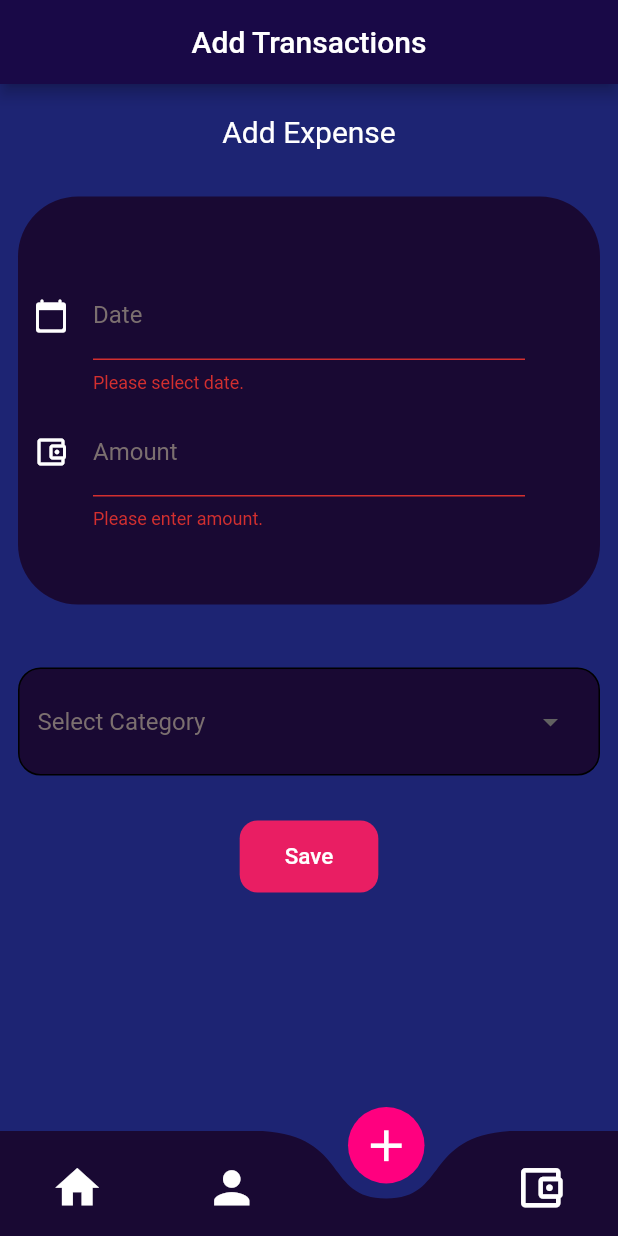
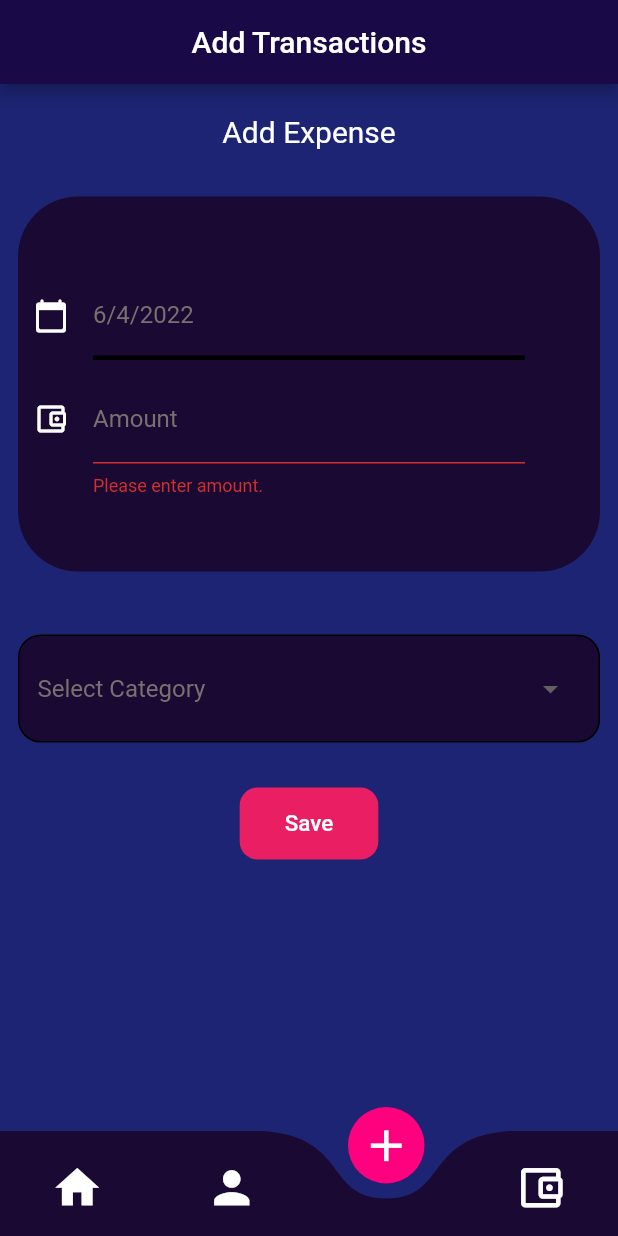
Before and after one commit to Grumppie/Hiyo, a Flutter app: the screen it shows after launch, item 3 of the bottom bar chosen, after a tap on "Save", on a phone screen of 412 x 824 dp. Run offline on Flutter 3.47's test engine with Material 2 defaults, Android fonts, the phone set to English and light mode, and no system bars; drawn by our look-alikes of curved_navigation_bar; our stand-ins replace pie_chart; network calls fail.

Commit message:
add expense feature fixed and date picker added

```diff
--- a/lib/Providers/expense_provider.dart
+++ b/lib/Providers/expense_provider.dart
@@ -1,29 +1,40 @@
 import 'package:flutter/material.dart';
 import 'package:hiyo/widget.expense.dart';
 
-class MainExpenseList with ChangeNotifier{
+class MainExpenseList with ChangeNotifier {
   List <Widget>_expense = [
   ];
-
+  num expenses = 0;
   int currentPageIndex = 0;
 
-  List <Widget>getList(){
+  List <Widget> getList() {
     return _expense;
   }
 
-  int getPageIndex(){
+  int getPageIndex() {
     return currentPageIndex;
   }
 
-  void changePageIndex(int newIndex){
+  num getRemaining(){
+    return expenses;
+  }
+
+  void changePageIndex(int newIndex) {
     currentPageIndex = newIndex;
     notifyListeners();
   }
 
-  void addExpenses({date,amount,category}){
+  void addExpenses({date, amount, category}) {
     _expense.add(
-      Expense(date: date,amount: amount,category: category,title: date,subtitle: amount,)
+        Expense(date: date,
+          amount: amount,
+          category: category,
+          title: date,
+          subtitle: amount,)
     );
+    expenses += int.parse(amount);
     notifyListeners();
   }
+
+
 }
--- a/lib/main.dart
+++ b/lib/main.dart
@@ -96,26 +96,26 @@ class _MyAppState extends State<MyApp> {
           child: Scaffold(
             resizeToAvoidBottomInset: false,
             appBar: AppBar(
-              title: PageTitle(currentIndex),
+              title: PageTitle(Provider.of<MainExpenseList>(context,listen: true).getPageIndex()),
               backgroundColor: Color(0xff190947), //0xff190933
             ),
             extendBody: true,
             backgroundColor: Color(0xff1d2473),
-            body: Screens[currentIndex],
+            body: Screens[Provider.of<MainExpenseList>(context,listen: true).getPageIndex()],
             bottomNavigationBar: Theme(
               data: Theme.of(context)
                   .copyWith(iconTheme: IconThemeData(color: Colors.white)),
               child: CurvedNavigationBar(
                 color: Color(0xff190933),
                 backgroundColor: Colors.transparent,
-                buttonBackgroundColor: buttonColor(currentIndex),
+                buttonBackgroundColor: buttonColor(Provider.of<MainExpenseList>(context,listen: true).getPageIndex()),
                 height: 70,
                 animationCurve: Curves.easeInOut,
                 animationDuration: Duration(milliseconds: 300),
-                index: currentIndex,
+                index: Provider.of<MainExpenseList>(context,listen: true).getPageIndex(),
                 items: items,
                 onTap: (index) => setState(() => {
-                      currentIndex = index,
+                      Provider.of<MainExpenseList>(context,listen: false).changePageIndex(index),
                       // print(index)
                     }),
               ),
--- a/lib/screens/create_page.dart
+++ b/lib/screens/create_page.dart
@@ -101,7 +101,19 @@ class MyCustomFormState extends State<MyCustomForm> {
                         margin: EdgeInsets.fromLTRB(10, 30, 50, 0),
                         child: TextFormField(
                           style: TextStyle(color: Colors.white),
-                          controller: dateController,
+                          onTap: () async{
+                            DateTime? newDate = await showDatePicker(
+                              context: context,
+                              initialDate: selectedDate,
+                              firstDate: DateTime(1900),
+                              lastDate: DateTime(2100),
+                            );
+
+                            if(newDate==null)return;
+                            setState(() {
+                              selectedDate = newDate;
+                            });
+                          },
                           decoration: InputDecoration(
                             enabledBorder: UnderlineInputBorder(
                               borderSide: BorderSide(color: Colors.black, width: 3),
@@ -116,9 +128,9 @@ class MyCustomFormState extends State<MyCustomForm> {
                               Icons.calendar_today_rounded,
                               color: Colors.white,
                             ),
-                            hintText: 'Enter Date',
-                            hintStyle: TextStyle(color: Color(0xff7b6f6f)),
-                            labelText: 'Date',
+                            hintText: '${selectedDate.day}/${selectedDate.month}/${selectedDate.year}',
+                            hintStyle: TextStyle(color: Color(0xffffffff)),
+                            labelText: '${selectedDate.day}/${selectedDate.month}/${selectedDate.year}',
                             labelStyle: TextStyle(color: Color(0xff7b6f6f)),
                             focusedBorder: UnderlineInputBorder(
                               borderSide: BorderSide(color: Colors.black, width: 3),
@@ -130,12 +142,7 @@ class MyCustomFormState extends State<MyCustomForm> {
                             //   ),
                             // ),
                           ),
-                          validator: (String? value) {
-                            if (value!.isEmpty) {
-                              return 'Please select date.';
-                            }
-                            return null;
-                          },
+
                         ),
                       ),
 
@@ -257,7 +264,8 @@ class MyCustomFormState extends State<MyCustomForm> {
 
                       // It returns true if the form is valid, otherwise returns false
                       if (_formKey.currentState!.validate()) {
-                        context.read<MainExpenseList>().addExpenses(date: dateController.text,amount: amountController.text,category: value);
+                        context.read<MainExpenseList>().addExpenses(date: '${selectedDate.day}/${selectedDate.month}/${selectedDate.year}',amount: amountController.text,category: value);
+                        Provider.of<MainExpenseList>(context,listen: false).changePageIndex(0);
                       }
                     },
                   ),
--- a/lib/screens/home_page.dart
+++ b/lib/screens/home_page.dart
@@ -6,15 +6,6 @@ import 'package:provider/provider.dart';
 import '../Providers/expense_provider.dart';
 
 class Home extends StatelessWidget {
-  List<Widget> data = [
-    Expense(
-      date: "Work In Progress",
-      amount: 404,
-      category: "food",
-      title: 404,
-      subtitle: 100,
-    ),
-  ];
   num goal = 5000;
   num remaining = 0;
 
@@ -104,7 +95,7 @@ class Home extends StatelessWidget {
                                 fontWeight: FontWeight.normal),
                           )),
                       Text(
-                        "$remaining",
+                        "${Provider.of<MainExpenseList>(context,listen: true).getRemaining()}",
                         style: TextStyle(
                             color: Colors.white,
                             fontSize: 45.0,
--- a/pubspec.yaml
+++ b/pubspec.yaml
@@ -37,6 +37,7 @@ dependencies:
   cupertino_icons: ^1.0.2
   pie_chart: ^5.1.0
   provider: ^6.0.2
+  shared_preferences: ^2.0.13
 
 dev_dependencies:
   flutter_test:
```
Also changed, not shown: pubspec.lock, 4 other files.
